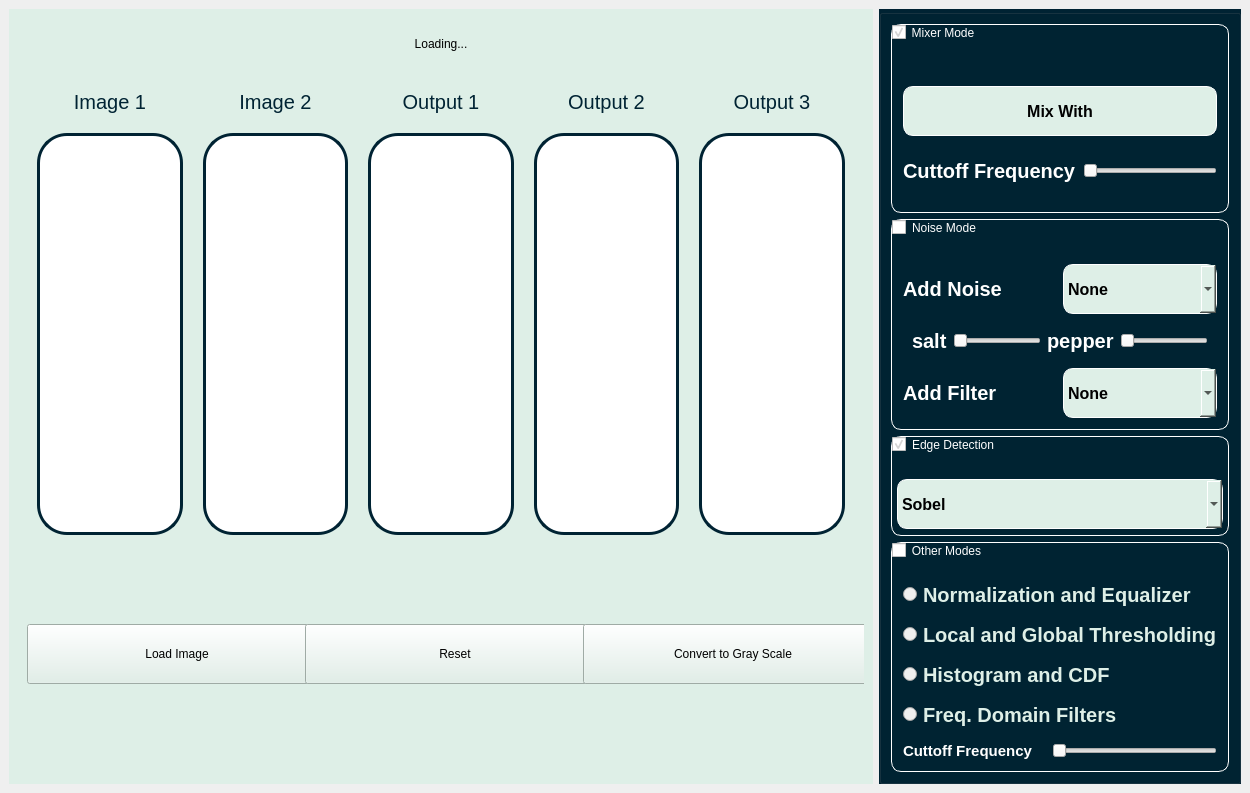
Qt form design.ui (salahmohamed03/Image-filter) before a commit.
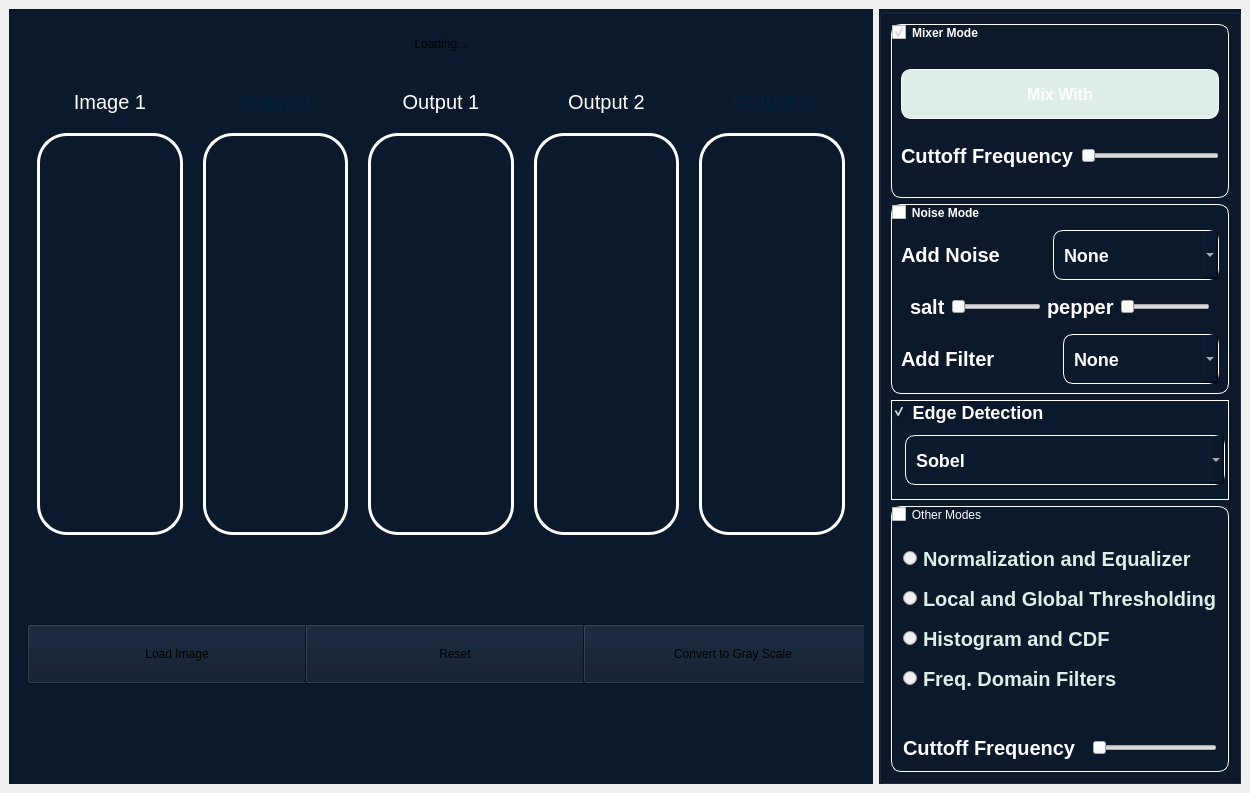
The same form after that commit.

Patch:
```diff
--- a/design.ui
+++ b/design.ui
@@ -19,7 +19,7 @@
   <widget class="QWidget" name="mainCentralWidget">
    <property name="styleSheet">
     <string notr="true">#controlPanelGroup{
-background-color:#002333;
+background-color:#0b192c;
 display:flex;
 flex-direction:column;
 }
@@ -35,7 +35,7 @@
        </size>
       </property>
       <property name="styleSheet">
-       <string notr="true">background-color:#DEEFE7;
+       <string notr="true">background-color:#0b192c;
 </string>
       </property>
       <layout class="QVBoxLayout" name="mainVerticalLayout">
@@ -129,9 +129,9 @@
                 </size>
                </property>
                <property name="styleSheet">
-                <string notr="true">color:#002333;
-font-size:20px;
-</string>
+                <string notr="true">color:white;
+                font-size:20px;
+                </string>
                </property>
                <property name="text">
                 <string>Image 1</string>
@@ -144,12 +144,13 @@
              <item>
               <widget class="QLabel" name="OriginalImage1Label">
                <property name="styleSheet">
-                <string notr="true">background-color: white;
-border-radius: 30px;
-border: 3px solid #002333;
-margin: 10px;  
-padding: 15px; 
-</string>
+                <string notr="true">
+                    background-color: transparent;
+                    border-radius: 30px;
+                    border: 3px solid white;
+                    margin: 10px;  
+                    padding: 15px; 
+                </string>
                </property>
                <property name="text">
                 <string/>
@@ -192,12 +193,13 @@
              <item>
               <widget class="QLabel" name="OriginalImage2Label">
                <property name="styleSheet">
-                <string notr="true">background-color: white;
-border-radius: 30px;
-border: 3px solid #002333;
-margin: 10px;  
-padding: 15px; 
-</string>
+                <string notr="true">
+                    background-color: transparent;
+                    border-radius: 30px;
+                    border: 3px solid white;
+                    margin: 10px;  
+                    padding: 15px; 
+                </string>
                </property>
                <property name="text">
                 <string/>
@@ -225,9 +227,9 @@
                 </size>
                </property>
                <property name="styleSheet">
-                <string notr="true">color:#002333;
-font-size:20px;
-</string>
+                <string notr="true">color:white;
+                font-size:20px;
+                </string>
                </property>
                <property name="text">
                 <string>Output 1</string>
@@ -240,12 +242,13 @@
              <item>
               <widget class="QLabel" name="OutputImage1Label">
                <property name="styleSheet">
-                <string notr="true">background-color: white;
-border-radius: 30px;
-border: 3px solid #002333;
-margin: 10px;  
-padding: 15px; 
-</string>
+                <string notr="true">
+                    background-color: transparent;
+                    border-radius: 30px;
+                    border: 3px solid white;
+                    margin: 10px;  
+                    padding: 15px; 
+                </string>
                </property>
                <property name="text">
                 <string/>
@@ -273,9 +276,9 @@
                 </size>
                </property>
                <property name="styleSheet">
-                <string notr="true">color:#002333;
-font-size:20px;
-</string>
+                <string notr="true">color:white;
+                font-size:20px;
+                </string>
                </property>
                <property name="text">
                 <string>Output 2</string>
@@ -288,12 +291,13 @@
              <item>
               <widget class="QLabel" name="OutputImage2Label">
                <property name="styleSheet">
-                <string notr="true">background-color: white;
-border-radius: 30px;
-border: 3px solid #002333;
-margin: 10px;  
-padding: 15px; 
-</string>
+                <string notr="true">
+                    background-color: transparent;
+                    border-radius: 30px;
+                    border: 3px solid white;
+                    margin: 10px;  
+                    padding: 15px; 
+                </string>
                </property>
                <property name="text">
                 <string/>
@@ -336,12 +340,13 @@
              <item>
               <widget class="QLabel" name="OutputImage3Label">
                <property name="styleSheet">
-                <string notr="true">background-color: white;
-border-radius: 30px;
-border: 3px solid #002333;
-margin: 10px;  
-padding: 15px; 
-</string>
+                <string notr="true">
+                    background-color: transparent;
+                    border-radius: 30px;
+                    border: 3px solid white;
+                    margin: 10px;  
+                    padding: 15px; 
+                </string>
                </property>
                <property name="text">
                 <string/>
@@ -545,7 +550,9 @@
           <string notr="true">color: rgb(255, 255, 255);
 border: 1px solid white;
 border-radius:10px;
-font: 75 13pt &quot;MS Shell Dlg 2&quot;;</string>
+font: 75 13pt &quot;MS Shell Dlg 2&quot;;
+font-weight:bold;
+</string>
          </property>
          <property name="title">
           <string>Mixer Mode</string>
@@ -574,8 +581,22 @@
                </size>
               </property>
               <property name="styleSheet">
-               <string notr="true">color: rgb(0, 0, 0);
-font: 11pt &quot;MS Shell Dlg 2&quot;;</string>
+               <string notr="true">
+                QWidget QPushButton:hover {
+                    background-color: #113444;
+                };
+
+                QWidget QPushButton:pressed {
+                    background-color: #004455;
+                }
+                ;
+                background-color: #224779;
+                border-radius: 10px;
+                font-size: 16px;
+                text-align: center;
+                color:#DEEFE7;
+                border:1px solid white;
+                </string>
               </property>
               <property name="text">
                <string>Mix With</string>
@@ -589,8 +610,10 @@
             <item>
              <widget class="QLabel" name="label_31">
               <property name="styleSheet">
-               <string notr="true">border:none;
-font: 11pt &quot;MS Shell Dlg 2&quot;;</string>
+               <string notr="true">
+                border:none;
+                font-weight:bold
+               </string>
               </property>
               <property name="text">
                <string>Cuttoff Frequency</string>
@@ -600,7 +623,7 @@
             <item>
              <widget class="QSlider" name="cutoffFreqOneSlider">
               <property name="styleSheet">
-               <string notr="true">border:none;</string>
+               <string notr="true">border:none;font-weight:bold</string>
               </property>
               <property name="maximum">
                <number>100</number>
@@ -621,6 +644,7 @@
           <string notr="true">color: rgb(255, 255, 255);
 border: 1px solid white;
 border-radius:10px;
+font-weight:bold;
 font: 75 13pt &quot;MS Shell Dlg 2&quot;;</string>
          </property>
          <property name="title">
@@ -644,8 +668,10 @@
             <item>
              <widget class="QLabel" name="label">
               <property name="styleSheet">
-               <string notr="true">border:none;
-font: 11pt &quot;MS Shell Dlg 2&quot;;</string>
+               <string notr="true">
+                    border:none;
+                    font-weight:bold;
+                </string>
               </property>
               <property name="text">
                <string>Add Noise</string>
@@ -661,9 +687,15 @@
                </size>
               </property>
               <property name="styleSheet">
-               <string notr="true">text-align:center;
-color: rgb(0, 0, 0);
-font: 11pt &quot;MS Shell Dlg 2&quot;;</string>
+               <string notr="true">
+                    text-align:center;
+                    color: white;
+                    font-weight: bold;
+                    padding-left:10px;
+                    background-color: #0b192c;
+                    font: 11pt &quot;MS Shell Dlg 2&quot;;
+                    font-size: 18px;
+                </string>
               </property>
               <property name="editable">
                <bool>false</bool>
@@ -698,13 +730,13 @@
           <item>
            <widget class="QWidget" name="saltPepperWidget" native="true">
             <property name="styleSheet">
-             <string notr="true">border:none;</string>
+             <string notr="true">border:none;font-weight:bold</string>
             </property>
             <layout class="QHBoxLayout" name="saltPepperLayout">
              <item>
               <widget class="QLabel" name="label_27">
                <property name="styleSheet">
-                <string notr="true">border:none;</string>
+                <string notr="true">border:none;font-weight:bold</string>
                </property>
                <property name="text">
                 <string>salt</string>
@@ -714,7 +746,7 @@
              <item>
               <widget class="QSlider" name="saltNoiseSlider">
                <property name="styleSheet">
-                <string notr="true">border:none;</string>
+                <string notr="true">border:none;font-weight:bold</string>
                </property>
                <property name="orientation">
                 <enum>Qt::Horizontal</enum>
@@ -724,7 +756,7 @@
              <item>
               <widget class="QLabel" name="label_28">
                <property name="styleSheet">
-                <string notr="true">border:none;</string>
+                <string notr="true">border:none;font-weight:bold</string>
                </property>
                <property name="text">
                 <string>pepper</string>
@@ -734,7 +766,7 @@
              <item>
               <widget class="QSlider" name="pepperNoiseSlider">
                <property name="styleSheet">
-                <string notr="true">border:none;</string>
+                <string notr="true">border:none;font-weight:bold;</string>
                </property>
                <property name="orientation">
                 <enum>Qt::Horizontal</enum>
@@ -749,7 +781,7 @@
             <item>
              <widget class="QLabel" name="label_2">
               <property name="styleSheet">
-               <string notr="true">border:none;</string>
+               <string notr="true">border:none;font-weight:bold;</string>
               </property>
               <property name="text">
                <string>Add Filter</string>
@@ -765,7 +797,14 @@
                </size>
               </property>
               <property name="styleSheet">
-               <string notr="true">color: rgb(0, 0, 0);</string>
+               <string notr="true">
+                    text-align:center;
+                    color: white;
+                    padding-left:10px;
+                    background-color: #0b192c;
+                    font: 11pt &quot;MS Shell Dlg 2&quot;;
+                    font-size: 18px;
+                </string>
               </property>
               <property name="currentText">
                <string>None</string>
@@ -806,10 +845,17 @@
           </size>
          </property>
          <property name="styleSheet">
-          <string notr="true">color: rgb(255, 255, 255);
-border: 1px solid white;
-border-radius:10px;
-font: 75 13pt &quot;MS Shell Dlg 2&quot;;</string>
+          <string notr="true">                    
+                text-align:center;
+                color: white;
+                font-weight: bold;
+                padding-left:10px;
+                border:1px solid white;
+                background-color: #0b192c;
+                font: 11pt &quot;MS Shell Dlg 2&quot;;
+                font-size: 18px;
+                color:white;
+            </string>
          </property>
          <property name="title">
           <string>Edge Detection</string>
@@ -842,7 +888,7 @@
              </size>
             </property>
             <property name="styleSheet">
-             <string notr="true">color: rgb(0, 0, 0);</string>
+             <string notr="true">color:white;font-weight:bold</string>
             </property>
             <item>
              <property name="text">
@@ -940,11 +986,13 @@
             <item>
              <widget class="QRadioButton" name="freqDomainRadioButton">
               <property name="styleSheet">
-               <string notr="true">border:none;
-text-align:center;
-font-size:20px;
-color:#DEEFE7;
-font-weight:bold;</string>
+                <string notr="true">border:none;
+                    text-align:center;
+                    font-size:20px;
+                    color:#DEEFE7;
+                    font-weight:bold;
+                    margin-bottom:30px;
+                </string>
               </property>
               <property name="text">
                <string>Freq. Domain Filters</string>
@@ -956,18 +1004,23 @@
               <item>
                <widget class="QLabel" name="label_30">
                 <property name="styleSheet">
-                 <string notr="true">border:none;
-font-size:15px;</string>
+                 <string notr="true">
+                    border:none;
+                    font-size:20px;
+                </string>
                 </property>
                 <property name="text">
-                 <string>Cuttoff Frequency </string>
+                 <string>Cuttoff Frequency</string>
                 </property>
                </widget>
               </item>
               <item>
                <widget class="QSlider" name="cutoffFrequencySlider">
                 <property name="styleSheet">
-                 <string notr="true">border:none;</string>
+                <string notr="true">
+                    border:none;
+                    font-weight:bold;
+                </string>
                 </property>
                 <property name="orientation">
                  <enum>Qt::Horizontal</enum>
```
Left out of the diff: 13 changed lines with no effect on the pictures.
